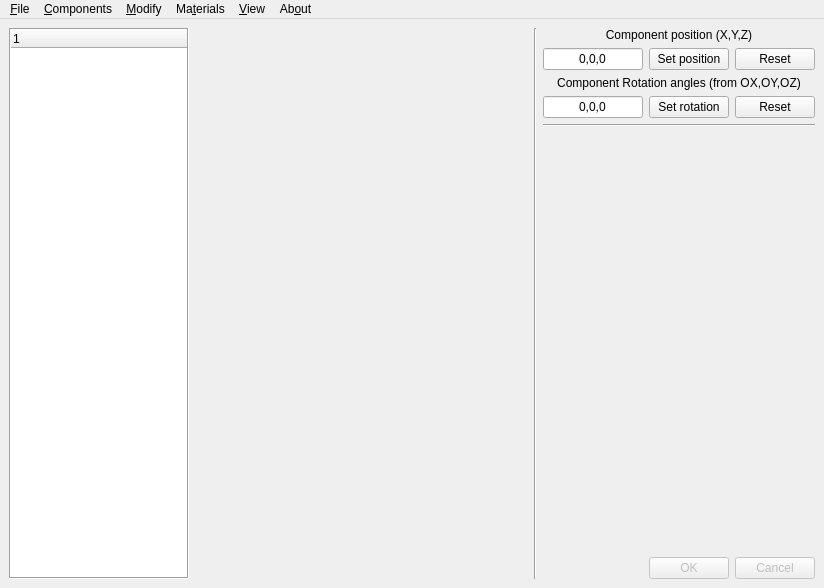
The window that UI/cnst.ui (bakeryproducts/ConstructorM4) describes before a commit, drawn with Qt 5.
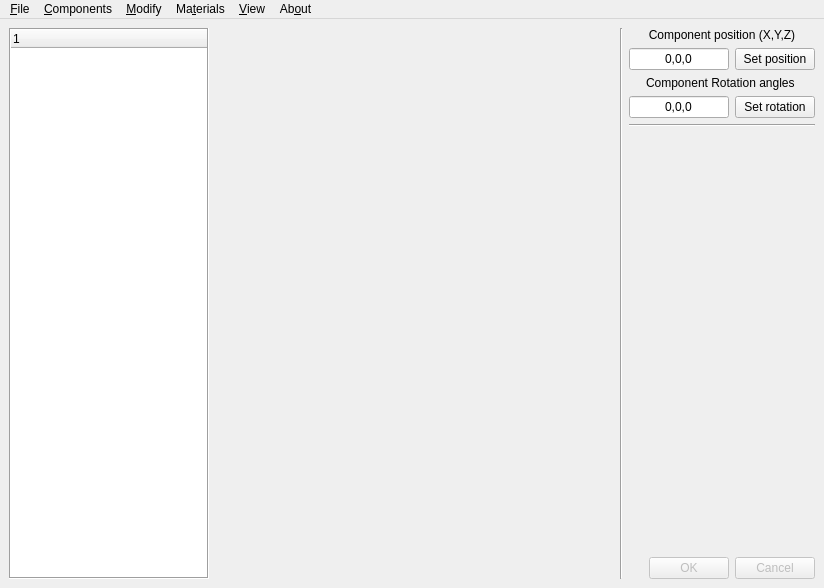
The same window after the commit.

Patch:
```diff
--- a/UI/cnst.ui
+++ b/UI/cnst.ui
@@ -28,7 +28,7 @@
       </property>
       <property name="maximumSize">
        <size>
-        <width>180</width>
+        <width>200</width>
         <height>16777215</height>
        </size>
       </property>
@@ -114,13 +114,6 @@
           </property>
          </widget>
         </item>
-        <item>
-         <widget class="QPushButton" name="btn_posreset">
-          <property name="text">
-           <string>Reset</string>
-          </property>
-         </widget>
-        </item>
        </layout>
       </item>
       <item>
@@ -132,7 +125,7 @@
          </sizepolicy>
         </property>
         <property name="text">
-         <string>Component Rotation angles (from OX,OY,OZ)</string>
+         <string>Component Rotation angles </string>
         </property>
         <property name="alignment">
          <set>Qt::AlignCenter</set>
@@ -176,19 +169,6 @@
           </property>
          </widget>
         </item>
-        <item>
-         <widget class="QPushButton" name="btn_rotreset">
-          <property name="sizePolicy">
-           <sizepolicy hsizetype="Minimum" vsizetype="Fixed">
-            <horstretch>0</horstretch>
-            <verstretch>0</verstretch>
-           </sizepolicy>
-          </property>
-          <property name="text">
-           <string>Reset</string>
-          </property>
-         </widget>
-        </item>
        </layout>
       </item>
       <item>
```
Left out of the diff: 48 changed lines with no effect on the pictures.
